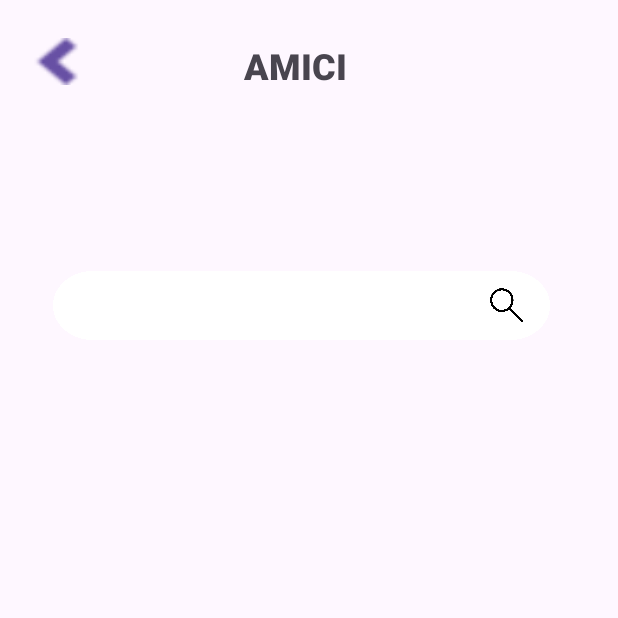
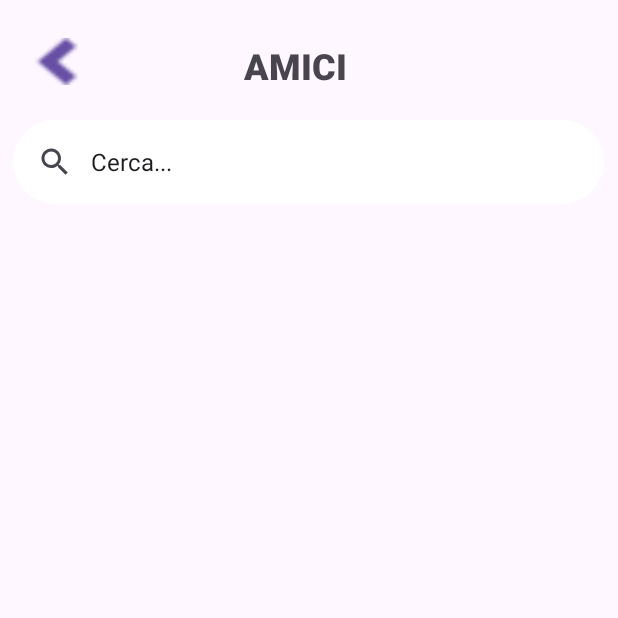
Before and after one commit to sanzaaaaaa/EventFinder, an Android app: the Amici screen opened directly, with no data from a screen before it, on a phone screen of 412 x 824 dp, the top half of it. Run offline under Robolectric (Android 15) with nearby library versions, the phone set to English and light mode, and no system bars.

Commit message:
aggiornato pagina amici

```diff
--- a/EventFinder/app/src/main/res/layout/activity_amici.xml
+++ b/EventFinder/app/src/main/res/layout/activity_amici.xml
@@ -36,15 +36,15 @@
         android:layout_marginTop="177dp"
         android:layout_marginBottom="-3dp" />
 
-    <EditText
-        android:layout_width="331dp"
-        android:layout_height="46dp"
-        android:layout_alignParentEnd="true"
-        android:layout_alignParentBottom="true"
-        android:layout_marginLeft="40dp"
-        android:layout_marginEnd="45dp"
-        android:layout_marginBottom="597dp"
-        android:background="@drawable/vecteezy_element_search_icon_23956562" />
+    <com.google.android.material.search.SearchBar
+        android:id="@+id/searchBarHome"
+        android:layout_width="match_parent"
+        android:layout_height="wrap_content"
+        android:layout_marginStart="2dp"
+        android:layout_marginTop="80dp"
+        android:layout_centerHorizontal="true"
+        android:backgroundTint="@android:color/white"
+        android:text="Cerca..." />
 
 
 </RelativeLayout>
```
